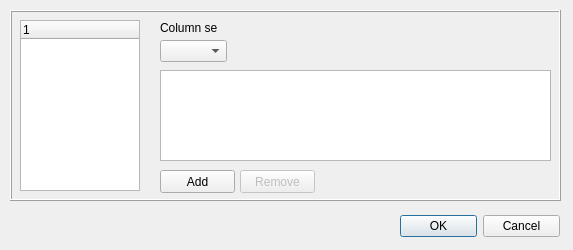
This is OptionsDialog.ui in martin-kudlicka/file-commander as Qt 5 draws it before an edit. The edited form follows.
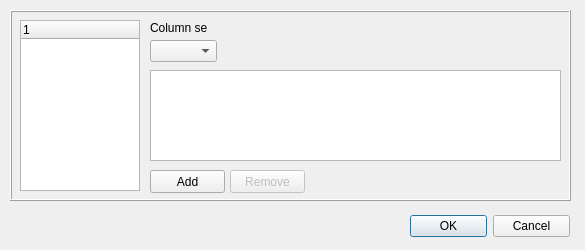
This is the edited form.

Commit message: + current row signalization in column set + add column before current row + remove column button enable/disable (no implementation yet)

Patch:
```diff
--- a/OptionsDialog.ui
+++ b/OptionsDialog.ui
@@ -5,7 +5,7 @@
    <rect>
     <x>0</x>
     <y>0</y>
-    <width>573</width>
+    <width>585</width>
     <height>250</height>
    </rect>
   </property>
@@ -17,7 +17,7 @@
     <rect>
      <x>10</x>
      <y>10</y>
-     <width>551</width>
+     <width>561</width>
      <height>191</height>
     </rect>
    </property>
@@ -42,7 +42,7 @@
      <rect>
       <x>140</x>
       <y>0</y>
-      <width>401</width>
+      <width>411</width>
       <height>191</height>
      </rect>
     </property>
@@ -51,35 +51,35 @@
     </property>
     <widget class="QWidget" name="page_4" />
     <widget class="QWidget" name="page_3" >
-     <widget class="QLabel" name="label" >
-      <property name="geometry" >
-       <rect>
-        <x>10</x>
-        <y>10</y>
-        <width>57</width>
-        <height>16</height>
-       </rect>
-      </property>
-      <property name="text" >
-       <string>Column set:</string>
-      </property>
-     </widget>
      <widget class="QComboBox" name="qcbColumnSet" >
       <property name="geometry" >
        <rect>
-        <x>10</x>
+        <x>0</x>
         <y>30</y>
         <width>67</width>
         <height>22</height>
        </rect>
       </property>
      </widget>
+     <widget class="QLabel" name="label" >
+      <property name="geometry" >
+       <rect>
+        <x>0</x>
+        <y>10</y>
+        <width>57</width>
+        <height>16</height>
+       </rect>
+      </property>
+      <property name="text" >
+       <string>Column set:</string>
+      </property>
+     </widget>
      <widget class="QTableWidget" name="qtwColumns" >
       <property name="geometry" >
        <rect>
-        <x>10</x>
+        <x>0</x>
         <y>60</y>
-        <width>391</width>
+        <width>411</width>
         <height>91</height>
        </rect>
       </property>
@@ -90,7 +90,7 @@
      <widget class="QPushButton" name="qpbColumnAdd" >
       <property name="geometry" >
        <rect>
-        <x>10</x>
+        <x>0</x>
         <y>160</y>
         <width>75</width>
         <height>23</height>
@@ -106,7 +106,7 @@
       </property>
       <property name="geometry" >
        <rect>
-        <x>90</x>
+        <x>80</x>
         <y>160</y>
         <width>75</width>
         <height>23</height>
@@ -167,7 +167,7 @@
   <widget class="QDialogButtonBox" name="qdbbRespond" >
    <property name="geometry" >
     <rect>
-     <x>400</x>
+     <x>410</x>
      <y>210</y>
      <width>160</width>
      <height>32</height>
```
Left out of the diff: 8 changed lines with no effect on the pictures. The commit also changes 2 other files.
